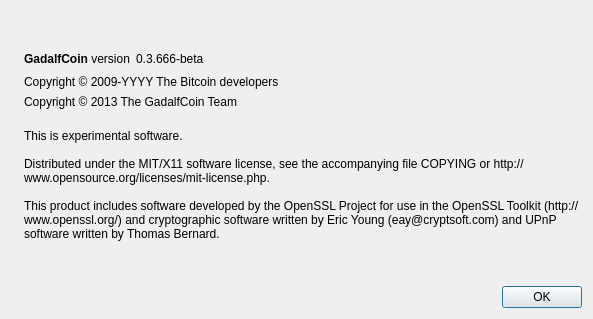
Qt form src/qt/forms/aboutdialog.ui (Vintryplc/Gandalfcoins) before a commit.
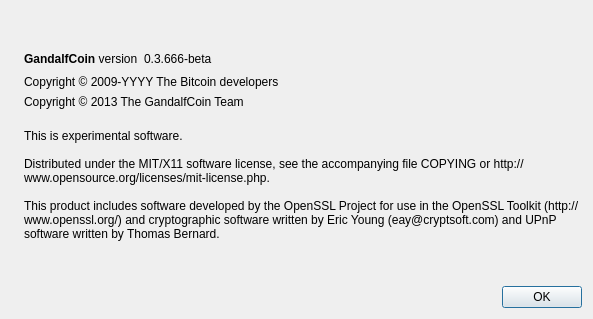
The same form after that commit. Icons and pictures are not drawn.

```diff
--- a/src/qt/forms/aboutdialog.ui
+++ b/src/qt/forms/aboutdialog.ui
@@ -50,7 +50,7 @@
           <cursorShape>IBeamCursor</cursorShape>
          </property>
          <property name="text">
-          <string>&lt;b&gt;GadalfCoin&lt;/b&gt; version</string>
+          <string>&lt;b&gt;GandalfCoin&lt;/b&gt; version</string>
          </property>
          <property name="textInteractionFlags">
           <set>Qt::LinksAccessibleByMouse|Qt::TextSelectableByKeyboard|Qt::TextSelectableByMouse</set>
@@ -107,7 +107,7 @@
         <cursorShape>IBeamCursor</cursorShape>
        </property>
        <property name="text">
-        <string notr="true">Copyright &amp;copy; 2013 The GadalfCoin Team</string>
+        <string notr="true">Copyright &amp;copy; 2013 The GandalfCoin Team</string>
        </property>
        <property name="textFormat">
         <enum>Qt::RichText</enum>
```
Left out of the diff: 2 changed lines with no effect on the pictures.
